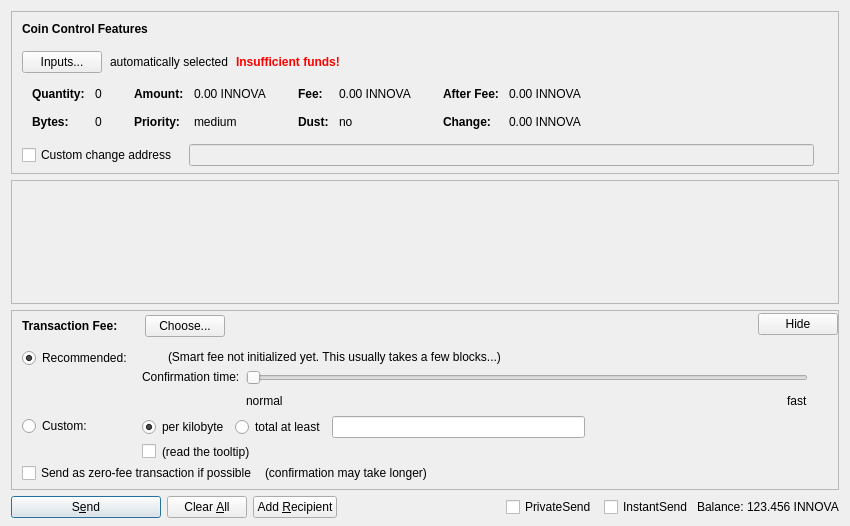
Above: src/qt/forms/sendcoinsdialog.ui from vladlenomg/potatocoin before the change. Below: the same form after it.
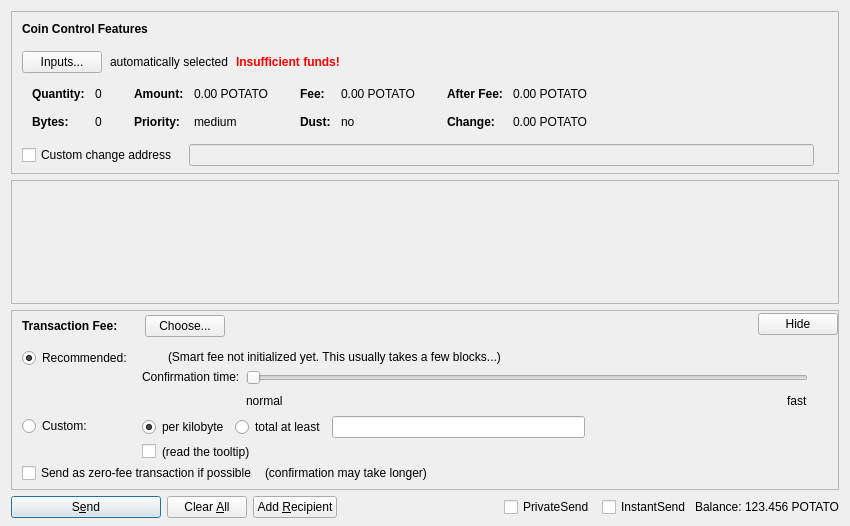
That is the form after the change. Custom widgets are drawn as their Qt base class.

Commit message: rename innova to potatocoin

The edit to the form file:
```diff
--- a/src/qt/forms/sendcoinsdialog.ui
+++ b/src/qt/forms/sendcoinsdialog.ui
@@ -324,7 +324,7 @@
                   <enum>Qt::ActionsContextMenu</enum>
                  </property>
                  <property name="text">
-                  <string notr="true">0.00 INNOVA</string>
+                  <string notr="true">0.00 POTATO</string>
                  </property>
                  <property name="textInteractionFlags">
                   <set>Qt::LinksAccessibleByMouse|Qt::TextSelectableByKeyboard|Qt::TextSelectableByMouse</set>
@@ -404,7 +404,7 @@
                   <enum>Qt::ActionsContextMenu</enum>
                  </property>
                  <property name="text">
-                  <string notr="true">0.00 INNOVA</string>
+                  <string notr="true">0.00 POTATO</string>
                  </property>
                  <property name="textInteractionFlags">
                   <set>Qt::LinksAccessibleByMouse|Qt::TextSelectableByKeyboard|Qt::TextSelectableByMouse</set>
@@ -484,7 +484,7 @@
                   <enum>Qt::ActionsContextMenu</enum>
                  </property>
                  <property name="text">
-                  <string notr="true">0.00 INNOVA</string>
+                  <string notr="true">0.00 POTATO</string>
                  </property>
                  <property name="textInteractionFlags">
                   <set>Qt::LinksAccessibleByMouse|Qt::TextSelectableByKeyboard|Qt::TextSelectableByMouse</set>
@@ -513,7 +513,7 @@
                   <enum>Qt::ActionsContextMenu</enum>
                  </property>
                  <property name="text">
-                  <string notr="true">0.00 INNOVA</string>
+                  <string notr="true">0.00 POTATO</string>
                  </property>
                  <property name="textInteractionFlags">
                   <set>Qt::LinksAccessibleByMouse|Qt::TextSelectableByKeyboard|Qt::TextSelectableByMouse</set>
@@ -1366,7 +1366,7 @@
           <cursorShape>IBeamCursor</cursorShape>
          </property>
          <property name="text">
-          <string notr="true">123.456 INNOVA</string>
+          <string notr="true">123.456 POTATO</string>
          </property>
          <property name="textInteractionFlags">
           <set>Qt::LinksAccessibleByMouse|Qt::TextSelectableByKeyboard|Qt::TextSelectableByMouse</set>
```
Left out of the diff: 6 changed lines with no effect on the pictures. The commit also changes 467 other files.
